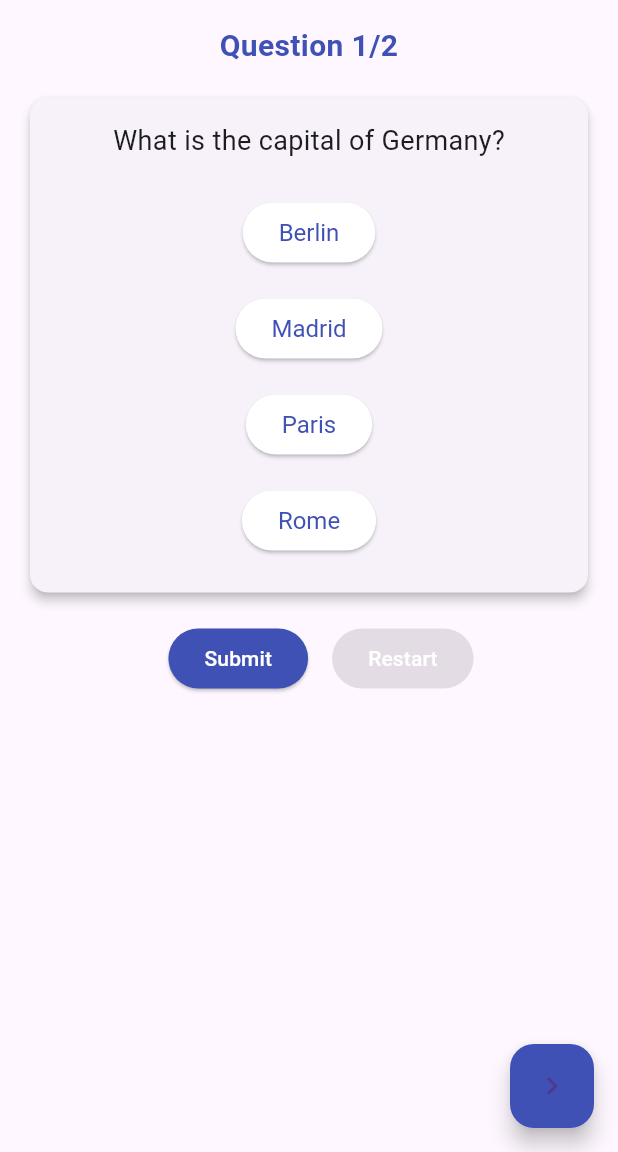
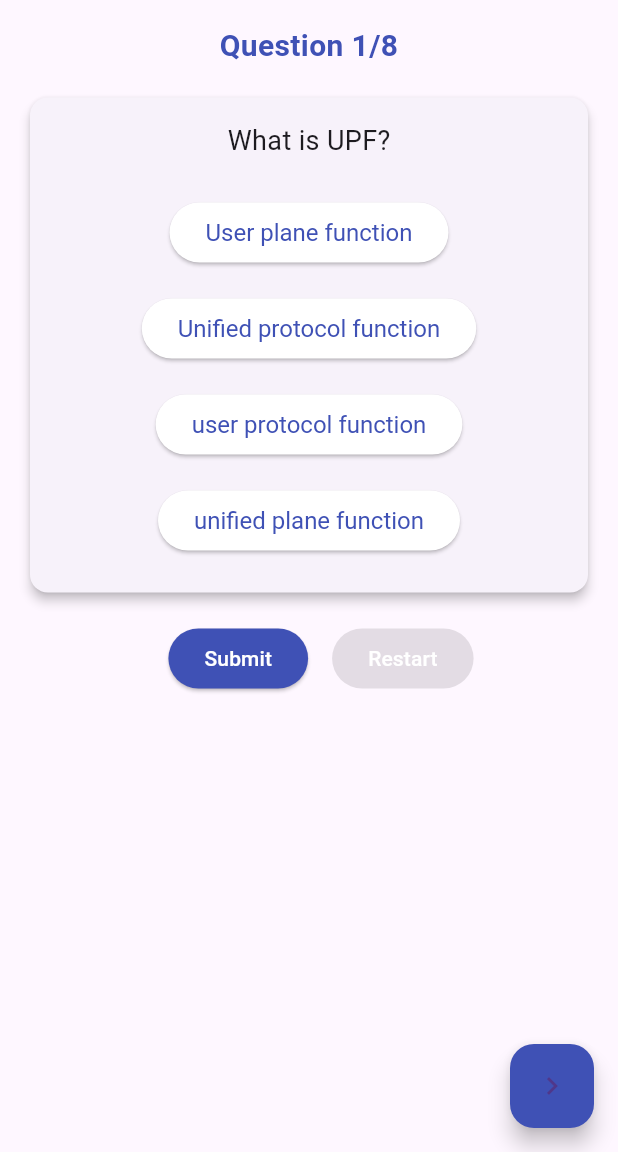
Before and after one commit to Satyam-git-hub/Flutter-quiz-app, a Flutter app: the QuizScreen screen opened directly, on a phone screen of 412 x 824 dp, the part 84-1236 px from its top. Run offline on Flutter 3.47's test engine with Material 3 defaults, Android fonts, the phone set to English and light mode, and no system bars.

Commit message:
Update main.dart

```diff
--- a/lib/main.dart
+++ b/lib/main.dart
@@ -69,8 +69,8 @@ class _QuizScreenState extends State<QuizScreen> {
 
   List<Map<String, dynamic>> questions = [
     {
-      'question': 'What is the capital of Germany?',
-      'options': ['Berlin', 'Madrid', 'Paris', 'Rome'],
+      'question': 'What is UPF?',
+      'options': ['User plane function', 'Unified protocol function', 'user protocol function', 'unified plane function'],
       'correctIndex': 0,
     },
     {
@@ -78,7 +78,36 @@ class _QuizScreenState extends State<QuizScreen> {
       'options': ['Dart', 'Java', 'Python', 'C++'],
       'correctIndex': 0,
     },
-    // Add more questions...
+    {
+      'question': 'Who won the FIFA World Cup in 2018?',
+      'options': ['Brazil', 'Germany', 'France', 'Argentina'],
+      'correctIndex': 2,
+    },
+    {
+      'question': 'Which country has won the most FIFA World Cup titles?',
+      'options': ['Brazil', 'Germany', 'Italy', 'Argentina'],
+      'correctIndex': 0,
+    },
+    {
+      'question': 'In which year did Lionel Messi win his first Ballon d\'Or?',
+      'options': ['2008', '2010', '2012', '2015'],
+      'correctIndex': 2,
+    },
+    {
+      'question': 'Which club has the most UEFA Champions League titles?',
+      'options': ['Real Madrid', 'Barcelona', 'Bayern Munich', 'AC Milan'],
+      'correctIndex': 0,
+    },
+    {
+      'question': 'Who is the all-time top scorer in the English Premier League?',
+      'options': ['Wayne Rooney', 'Alan Shearer', 'Thierry Henry', 'Frank Lampard'],
+      'correctIndex': 1,
+    },
+    {
+      'question': 'Which country hosted the first FIFA World Cup in 1930?',
+      'options': ['Brazil', 'Italy', 'Uruguay', 'Germany'],
+      'correctIndex': 2,
+    },
   ];
 
   void _checkAnswer(int selectedIndex) {
@@ -123,7 +152,7 @@ class _QuizScreenState extends State<QuizScreen> {
         actions: [
           TextButton(
             onPressed: () {
-              _restartQuiz(); // Call _restartQuiz when Restart Quiz is pressed
+              _restartQuiz();
               Navigator.pop(context);
             },
             child: Text('Restart Quiz', style: TextStyle(color: Colors.indigo)),
```
